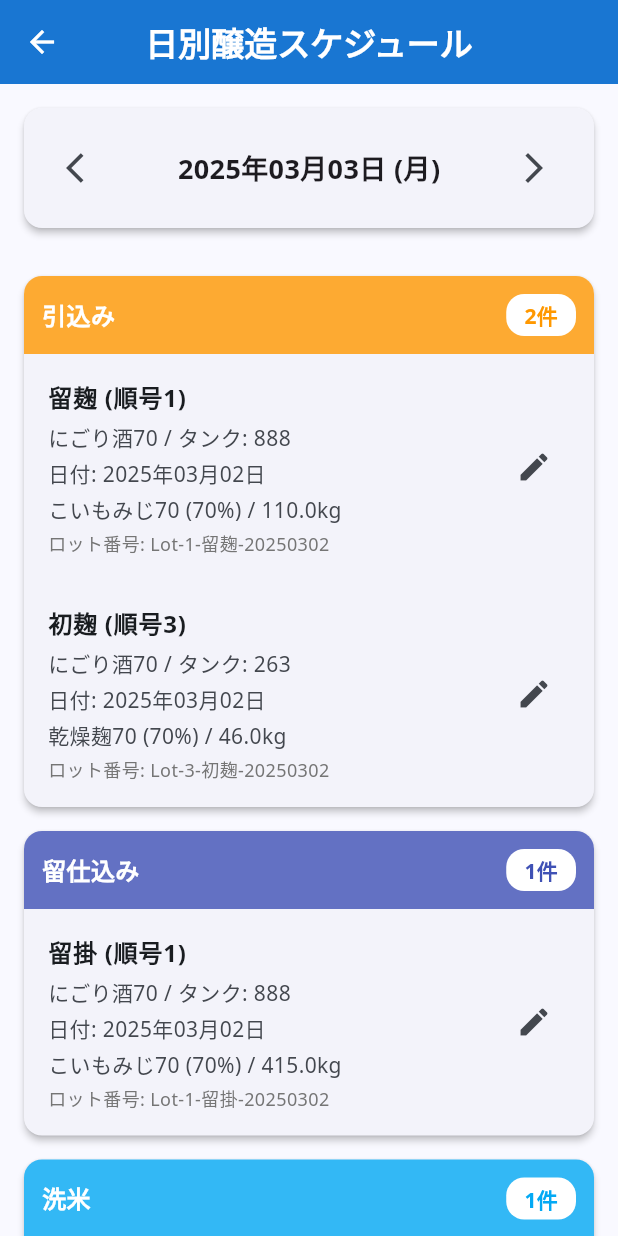
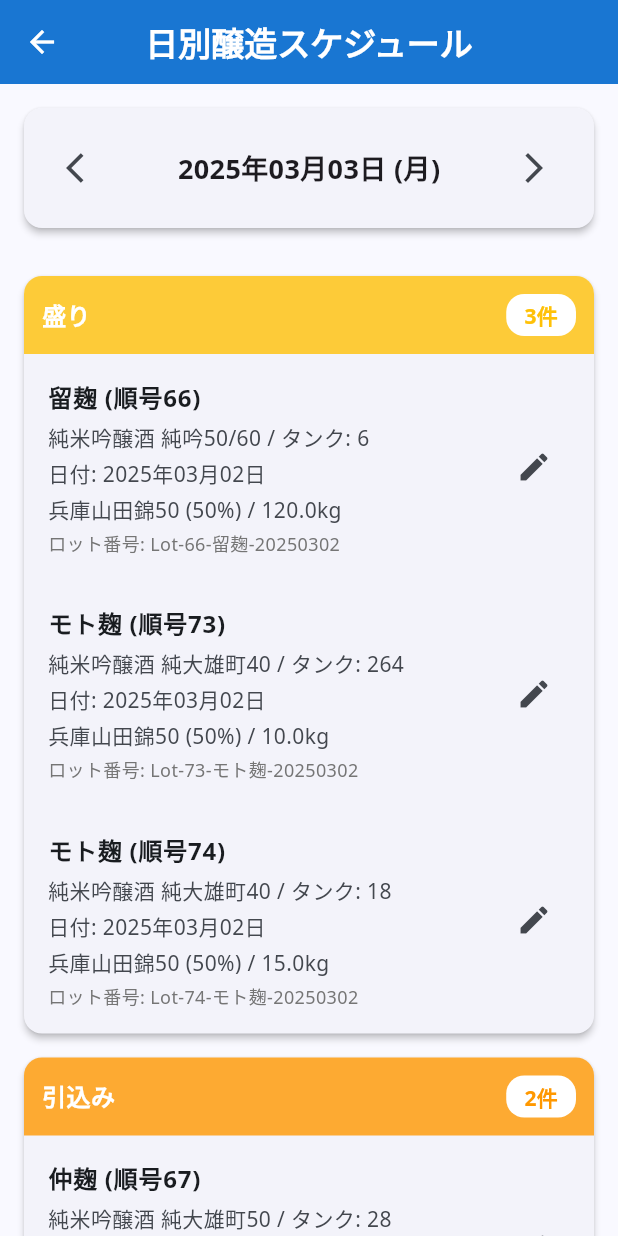
Before and after one commit to temtempughpugh/sake_brewing_app, a Flutter app: the screen it shows after launch, after a tap on "日別スケジュール", on a phone screen of 412 x 824 dp. Run offline on Flutter 3.47's test engine with Material 3 defaults, Android fonts, the light colour scheme and no system bars; our stand-ins replace csv, file_picker, fl_chart, google_fonts, shared_preferences.

Commit message:
コミットメッセージ

```diff
--- a/lib/models/brewing_data.dart
+++ b/lib/models/brewing_data.dart
@@ -93,7 +93,7 @@ class JungoData {
   final String name;                   // 製品名
   final String category;               // 仕込区分
   final String type;                   // 製法区分
-  final int tankNo;                    // タンク番号
+  final String tankNo;                  // タンク番号
   final DateTime startDate;            // 留日
   final DateTime endDate;              // 上槽予定日
   final int size;                      // 仕込規模
@@ -223,27 +223,17 @@ Future<void> loadFromCsv(String csvData) async {
   try {
     final jungoList = await CsvService.parseBrewingCsv(csvData);
     if (jungoList.isNotEmpty) {
+      // 既存のコード：
       _jungoList = jungoList;
       notifyListeners();
 
-      // データ保存を確実に行う
-      bool saved = false;
-      try {
-        await saveToLocalStorage();
-        saved = true;
-      } catch (saveError) {
-        print('データ保存エラー: $saveError');
-        // 1秒待ってリトライ
-        await Future.delayed(const Duration(seconds: 1));
-        try {
-          await saveToLocalStorage();
-          saved = true;
-        } catch (retryError) {
-          print('リトライ失敗: $retryError');
-        }
-      }
+      // 追加する行：UIをすぐに更新するための遅延処理
+      Future.delayed(Duration.zero, () {
+        notifyListeners();
+      });
 
-      print('データのインポート・保存結果: ${saved ? '成功' : '失敗'}');
+      // ローカルストレージに保存
+      await saveToLocalStorage();
     }
   } catch (e) {
     print('CSVデータ読み込みエラー: $e');
@@ -562,7 +552,7 @@ Future<void> loadFromCsv(String csvData) async {
       name: 'にごり酒70',
       category: '普通酒',
       type: 'にごり酒',
-      tankNo: 888,
+      tankNo: "888",
       startDate: now.subtract(const Duration(days: 1)), // 留日（昨日）
       endDate: now.add(const Duration(days: 17)),      // 上槽予定日
       size: 720,
@@ -603,7 +593,7 @@ Future<void> loadFromCsv(String csvData) async {
       name: 'にごり酒70',
       category: '普通酒',
       type: 'にごり酒',
-      tankNo: 288,
+      tankNo: "288",
       startDate: now.add(const Duration(days: 1)),
       endDate: now.add(const Duration(days: 18)),
       size: 720,
@@ -644,7 +634,7 @@ Future<void> loadFromCsv(String csvData) async {
       name: 'にごり酒70',
       category: '普通酒',
       type: 'にごり酒',
-      tankNo: 263,
+      tankNo: "263",
       startDate: now.add(const Duration(days: 2)),
       endDate: now.add(const Duration(days: 19)),
       size: 720,
@@ -673,7 +663,7 @@ Future<void> loadFromCsv(String csvData) async {
       name: '純米吟醸',
       category: '純米吟醸',
       type: '純米吟醸',
-      tankNo: 115,
+      tankNo: "115",
       startDate: now.subtract(const Duration(days: 24)),
       endDate: now,
       size: 720,
--- a/lib/screens/home_screen.dart
+++ b/lib/screens/home_screen.dart
@@ -1,3 +1,4 @@
+import 'package:flutter/services.dart';
 import 'package:flutter/material.dart';
 import 'package:intl/intl.dart';
 import 'package:provider/provider.dart';
@@ -7,10 +8,9 @@ import 'package:sake_brewing_app/screens/jungo_detail_screen.dart';
 import 'package:sake_brewing_app/screens/jungo_list_screen.dart';
 import 'package:sake_brewing_app/screens/koji_screen.dart';
 import 'package:shared_preferences/shared_preferences.dart';
-import 'package:sake_brewing_app/services/csv_service.dart';
 import 'package:sake_brewing_app/screens/csv_input_screen.dart';
 import 'package:file_picker/file_picker.dart';
-import 'package:flutter/services.dart';
+
 
 import 'dart:convert';
 
@@ -41,21 +41,30 @@ class _HomeScreenState extends State<HomeScreen> {
     );
   }
 }
-  @override
+@override
 void initState() {
   super.initState();
-  // ローカルストレージからデータを読み込む
+  // ローカルストレージからデータを読み込んだ後、必要に応じてCSVを読み込む
   WidgetsBinding.instance.addPostFrameCallback((_) async {
     final provider = Provider.of<BrewingDataProvider>(context, listen: false);
 
     // ローカルストレージからデータを読み込む
     await provider.loadFromLocalStorage();
 
-    // データがなければサンプルデータを生成
+    // ローカルストレージにデータがなければCSVファイルから読み込む
     if (provider.jungoList.isEmpty) {
-      provider.generateSampleData();
-      // サンプルデータを保存
-      await provider.saveToLocalStorage();
+      try {
+        print('サンプルCSVを自動読み込みします');
+        final String csvString = await rootBundle.loadString('assets/data/sample_brewing.csv');
+        await provider.loadFromCsv(csvString);
+        await provider.saveToLocalStorage();
+        print('サンプルCSVの自動読み込みが完了しました');
+      } catch (e) {
+        print('サンプルCSV自動読み込みエラー: $e');
+        // CSVが読み込めない場合はサンプルデータを生成
+        provider.generateSampleData();
+        await provider.saveToLocalStorage();
+      }
     }
   });
 }
@@ -422,8 +431,7 @@ void initState() {
     }
   }
 
-  // CSVファイルのインポート
-  // _importCsvFileメソッドを修正
+ // CSVファイルのインポート
 Future<void> _importCsvFile() async {
   try {
     FilePickerResult? result = await FilePicker.platform.pickFiles(
@@ -447,7 +455,7 @@ Future<void> _importCsvFile() async {
       // CSVデータを解析
       await brewingDataProvider.loadFromCsv(csvString);
 
-      // 重要：明示的にデータを保存（この行を追加）
+      // 重要：明示的にデータを保存
       await brewingDataProvider.saveToLocalStorage();
 
       ScaffoldMessenger.of(context).showSnackBar(
--- a/lib/services/csv_service.dart
+++ b/lib/services/csv_service.dart
@@ -43,13 +43,15 @@ class CsvService {
 
         try {
           // 基本情報の取得
-          final jungoId = row[0] as int;
-          final size = row[1] as int;
-          final startDateStr = row[2] as String;
-          final category = row[3] as String;
-          final type = row[4] as String;
-          final tankNo = row[5] as int;
-          final endDateStr = row[6] as String;
+          // 基本情報の取得部分を修正
+final jungoId = int.tryParse(row[0].toString()) ?? 0;  // 数値でない場合は0を使用
+final size = int.tryParse(row[1].toString()) ?? 0;
+final startDateStr = row[2].toString();
+final category = row[3].toString();
+final type = row[4].toString();
+final endDateStr = row[5].toString();
+// タンク番号を文字列として処理（これが重要）
+final tankNo = row[6].toString();  // 数値の場合も文字列の場合も対応
 
           // 日付の解析（デバッグ出力付き）
           print('日付文字列: 留日=$startDateStr, 上槽予定=$endDateStr');
```
